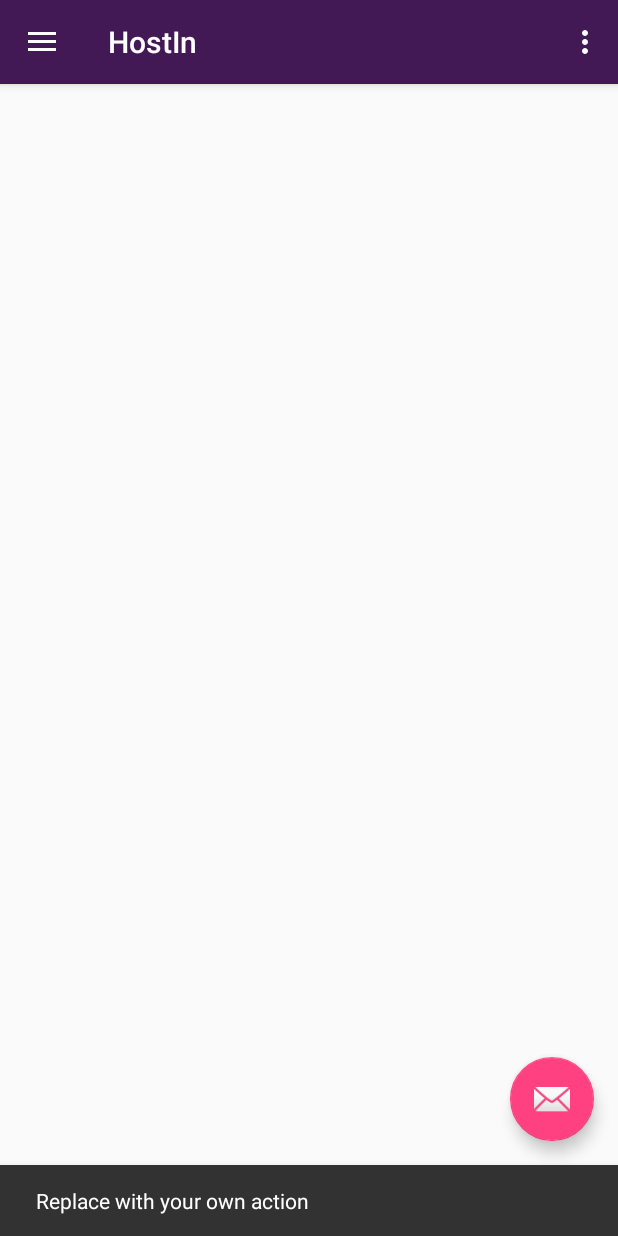
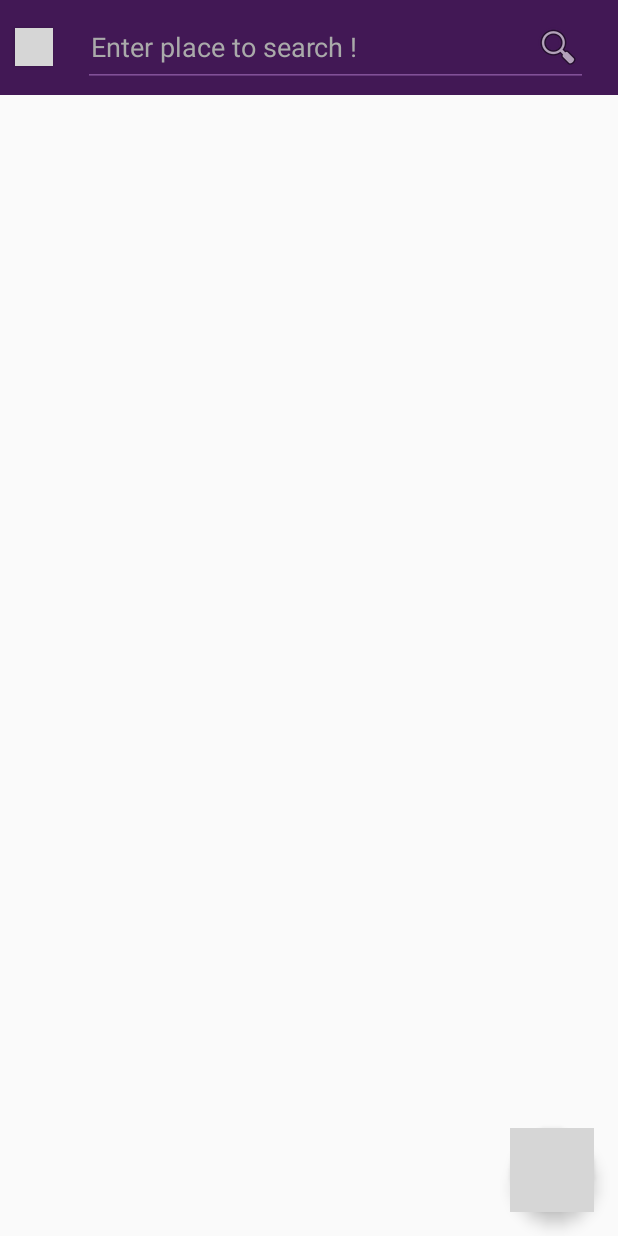
Before and after one commit to RanaMuneeb9/HostIn, an Android app: the MainActivity screen opened directly, with no data from a screen before it, after a tap on an icon or button, on a phone screen of 412 x 824 dp. Run offline under Robolectric (Android 15) with nearby library versions, the phone set to English and light mode, and no system bars; 1 other tap on this screen came first; grey boxes are pictures that could not be loaded.

Commit message:
Made changes to navigation drawer & signup layout

```diff
--- a/app/build.gradle
+++ b/app/build.gradle
@@ -27,6 +27,7 @@ dependencies {
     compile 'com.android.support:appcompat-v7:26.+'
     compile 'com.facebook.android:facebook-android-sdk:[4,5)'
     compile 'com.google.android.gms:play-services-auth:9.8.0'
+    compile 'de.hdodenhof:circleimageview:2.2.0'
     compile 'com.android.support.constraint:constraint-layout:1.0.2'
     compile 'com.android.support:design:26.+'
     testCompile 'junit:junit:4.12'
--- a/app/src/main/java/com/munib/hostin/MainActivity.java
+++ b/app/src/main/java/com/munib/hostin/MainActivity.java
@@ -9,20 +9,22 @@ import android.support.v7.app.ActionBarDrawerToggle;
 import android.support.v7.app.AppCompatActivity;
 import android.os.Bundle;
 import android.support.v7.widget.Toolbar;
+import android.view.Gravity;
 import android.view.Menu;
 import android.view.MenuItem;
 import android.view.View;
+import android.widget.Button;
 
 public class MainActivity extends AppCompatActivity
         implements NavigationView.OnNavigationItemSelectedListener{
 
+    boolean mSlideState=false;
     @Override
     protected void onCreate(Bundle savedInstanceState) {
         super.onCreate(savedInstanceState);
         setContentView(R.layout.activity_main);
 
-        Toolbar toolbar = (Toolbar) findViewById(R.id.toolbar);
-        setSupportActionBar(toolbar);
+
 
         FloatingActionButton fab = (FloatingActionButton) findViewById(R.id.fab);
         fab.setOnClickListener(new View.OnClickListener() {
@@ -33,11 +35,38 @@ public class MainActivity extends AppCompatActivity
             }
         });
 
-        DrawerLayout drawer = (DrawerLayout) findViewById(R.id.drawer_layout);
-        ActionBarDrawerToggle toggle = new ActionBarDrawerToggle(
-                this, drawer, toolbar, R.string.navigation_drawer_open, R.string.navigation_drawer_close);
-        drawer.setDrawerListener(toggle);
-        toggle.syncState();
+        final DrawerLayout drawer = (DrawerLayout) findViewById(R.id.drawer_layout);
+        drawer.setDrawerListener(new ActionBarDrawerToggle(this,
+               drawer,
+                new Toolbar(getApplicationContext()),
+                0,
+                0){
+            @Override
+            public void onDrawerClosed(View drawerView) {
+                super.onDrawerClosed(drawerView);
+                mSlideState=false;//is Closed
+            }
+            @Override
+            public void onDrawerOpened(View drawerView) {
+                super.onDrawerOpened(drawerView);
+                mSlideState=true;//is Opened
+            }});
+
+        Button drawe_bnt=(Button) findViewById(R.id.drawer_btn);
+        drawe_bnt.setOnClickListener(new View.OnClickListener() {
+            @Override
+            public void onClick(View v) {
+
+                if(mSlideState){
+                   drawer.closeDrawer(Gravity.START);
+                }else{
+                   drawer.openDrawer(Gravity.START);
+                }
+
+
+            }
+        });
+
 
         NavigationView navigationView = (NavigationView) findViewById(R.id.nav_view);
         navigationView.setNavigationItemSelectedListener(this);
--- a/app/src/main/res/layout/activity_main.xml
+++ b/app/src/main/res/layout/activity_main.xml
@@ -5,6 +5,7 @@
     android:id="@+id/drawer_layout"
     android:layout_width="match_parent"
     android:layout_height="match_parent"
+    android:background="#00ffffff"
     android:fitsSystemWindows="true"
     tools:openDrawer="start">
 
@@ -18,16 +19,17 @@
         android:layout_width="wrap_content"
         android:layout_height="match_parent"
         android:layout_gravity="start"
+        android:background="@drawable/drawer_back"
         android:fitsSystemWindows="true"
         app:headerLayout="@layout/nav_header_navigation"
+        app:itemIconTint="@android:color/white"
+        app:itemTextColor="@android:color/white"
         app:menu="@menu/activity_navigation_drawer" />
 
-    <LinearLayout
-    xmlns:app="http://schemas.android.com/apk/res-auto"
-    xmlns:tools="http://schemas.android.com/tools"
-    android:layout_width="match_parent"
-    android:layout_height="match_parent"
-    tools:context="com.munib.hostin.MainActivity">
-     </LinearLayout>
+    <LinearLayout xmlns:app="http://schemas.android.com/apk/res-auto"
+        xmlns:tools="http://schemas.android.com/tools"
+        android:layout_width="match_parent"
+        android:layout_height="match_parent"
+        tools:context="com.munib.hostin.MainActivity"></LinearLayout>
 
 </android.support.v4.widget.DrawerLayout>
--- a/app/src/main/res/layout/app_bar_navigation.xml
+++ b/app/src/main/res/layout/app_bar_navigation.xml
@@ -6,21 +6,48 @@
     android:layout_height="match_parent"
     tools:context="com.munib.hostin.MainActivity">
 
-    <android.support.design.widget.AppBarLayout
+
+    <include
+        layout="@layout/content_navigation"
+        android:layout_height="match_parent"
+        android:layout_width="match_parent"/>
+
+    <LinearLayout
         android:layout_width="match_parent"
         android:layout_height="wrap_content"
-        android:theme="@style/AppTheme.AppBarOverlay">
+        android:background="@color/colorPrimary"
+        android:orientation="horizontal"
+        android:paddingBottom="5dp"
+        android:paddingTop="5dp">
 
-        <android.support.v7.widget.Toolbar
-            android:id="@+id/toolbar"
+        <Button
+            android:id="@+id/drawer_btn"
+            android:layout_width="25dp"
+            android:layout_height="25dp"
+            android:layout_gravity="center"
+            android:layout_marginLeft="10dp"
+            android:background="@drawable/menubutton" />
+
+        <LinearLayout
+            android:layout_width="0px"
+            android:layout_height="0px"
+            android:focusable="true"
+            android:focusableInTouchMode="true" />
+
+        <EditText
             android:layout_width="match_parent"
-            android:layout_height="?attr/actionBarSize"
-            android:background="?attr/colorPrimary"
-            app:popupTheme="@style/AppTheme.PopupOverlay" />
+            android:layout_height="wrap_content"
+            android:layout_marginLeft="20dp"
+            android:layout_marginRight="20dp"
+            android:backgroundTint="@color/SecondryColor"
+            android:drawableRight="@android:drawable/ic_menu_search"
+            android:hint="Enter place to search !"
+            android:paddingLeft="5dp"
+            android:textColor="@android:color/darker_gray"
+            android:textColorHint="@android:color/darker_gray"
+            android:textSize="18sp" />
 
-    </android.support.design.widget.AppBarLayout>
-
-    <include layout="@layout/content_navigation" />
+    </LinearLayout>
 
     <android.support.design.widget.FloatingActionButton
         android:id="@+id/fab"
@@ -28,6 +55,8 @@
         android:layout_height="wrap_content"
         android:layout_gravity="bottom|end"
         android:layout_margin="@dimen/fab_margin"
-        app:srcCompat="@android:drawable/ic_dialog_email" />
+        app:backgroundTint="@color/colorPrimary"
+        app:rippleColor="@color/SecondryColor"
+        app:srcCompat="@drawable/filter_icon" />
 
 </android.support.design.widget.CoordinatorLayout>
--- a/app/src/main/res/menu/activity_navigation_drawer.xml
+++ b/app/src/main/res/menu/activity_navigation_drawer.xml
@@ -4,20 +4,20 @@
     <group android:checkableBehavior="single">
         <item
             android:id="@+id/nav_camera"
-            android:icon="@drawable/ic_menu_camera"
-            android:title="Import" />
+            android:icon="@android:drawable/ic_menu_search"
+            android:title="Explore" />
         <item
             android:id="@+id/nav_gallery"
             android:icon="@drawable/ic_menu_gallery"
-            android:title="Gallery" />
+            android:title="My Hostel" />
         <item
             android:id="@+id/nav_slideshow"
             android:icon="@drawable/ic_menu_slideshow"
-            android:title="Slideshow" />
+            android:title="My Payments" />
         <item
             android:id="@+id/nav_manage"
             android:icon="@drawable/ic_menu_manage"
-            android:title="Tools" />
+            android:title=""/>
     </group>
 
     <item android:title="Communicate">
--- a/app/src/main/res/values/colors.xml
+++ b/app/src/main/res/values/colors.xml
@@ -3,5 +3,6 @@
     <color name="colorPrimary">#421855</color>
     <color name="colorPrimaryDark">#24102e</color>
     <color name="colorAccent">#FF4081</color>
-    <color name="colorBackground">#858585</color>
+    <color name="colorBackground">#e9e9e9</color>
+    <color name="SecondryColor">#815097</color>
 </resources>
--- a/app/src/main/res/values/dimens.xml
+++ b/app/src/main/res/values/dimens.xml
@@ -3,6 +3,6 @@
     <dimen name="activity_horizontal_margin">16dp</dimen>
     <dimen name="activity_vertical_margin">16dp</dimen>
     <dimen name="nav_header_vertical_spacing">16dp</dimen>
-    <dimen name="nav_header_height">160dp</dimen>
+    <dimen name="nav_header_height">200dp</dimen>
     <dimen name="fab_margin">16dp</dimen>
 </resources>
--- a/app/src/main/res/values/styles.xml
+++ b/app/src/main/res/values/styles.xml
@@ -8,8 +8,8 @@
         <item name="colorAccent">@color/colorAccent</item>
     </style>
 
-    <style name="AppTheme.AppBarOverlay" parent="ThemeOverlay.AppCompat.Dark.ActionBar" />
+    <!--<style name="AppTheme.AppBarOverlay" parent="ThemeOverlay.AppCompat.Dark.ActionBar" />-->
 
-    <style name="AppTheme.PopupOverlay" parent="ThemeOverlay.AppCompat.Light" />
+    <!--<style name="AppTheme.PopupOverlay" parent="ThemeOverlay.AppCompat.Light" />-->
 
 </resources>
```
Also changed, not shown: app/src/main/res/layout/activity_signup.xml (+152 -95 lines), app/src/main/res/layout/login.xml (+17 -15 lines), app/src/main/res/layout/nav_header_navigation.xml (+13 -10 lines), 1 other file.
